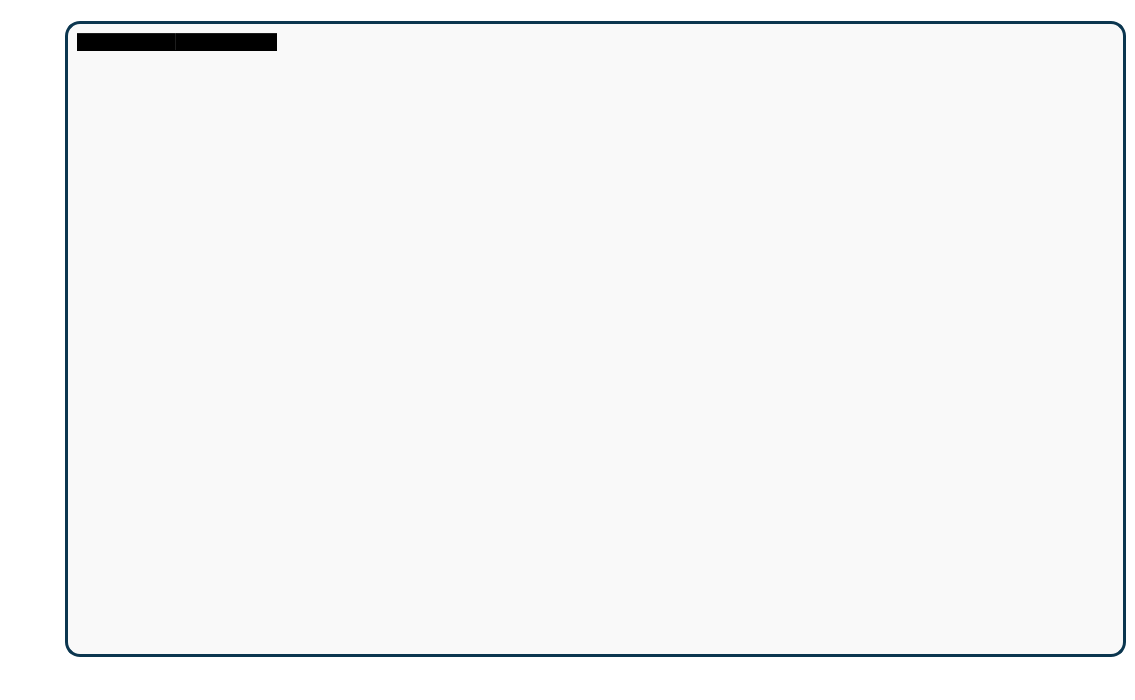
Before: the Qt Designer form client/mainwindow.ui in nekosilverfox/foxcloud, drawn with Qt 5.
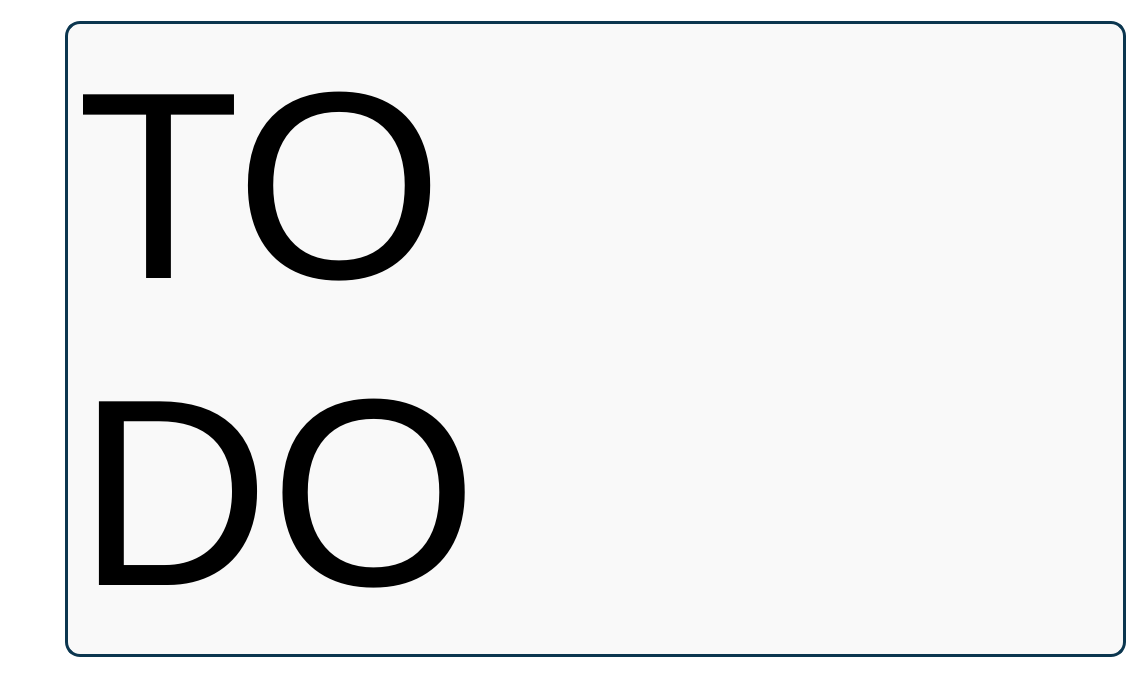
After: the same form once the commit is applied. The open tabs and pages were chosen to show the change. Custom widgets are drawn as their Qt base class.

Commit message: 补充部分 ui 界面

The edit to the form file:
```diff
--- a/client/mainwindow.ui
+++ b/client/mainwindow.ui
@@ -162,6 +162,23 @@
            </item>
           </layout>
          </widget>
+         <widget class="QWidget" name="pShare">
+          <layout class="QVBoxLayout" name="verticalLayout_6">
+           <item>
+            <widget class="QLabel" name="label_2">
+             <property name="font">
+              <font>
+               <pointsize>256</pointsize>
+              </font>
+             </property>
+             <property name="text">
+              <string>TO
+DO</string>
+             </property>
+            </widget>
+           </item>
+          </layout>
+         </widget>
          <widget class="QWidget" name="pMyFile">
           <layout class="QVBoxLayout" name="verticalLayout_4">
            <item>
```
Left out of the diff: 5 changed lines with no effect on the pictures. The commit also changes 2 other files.
